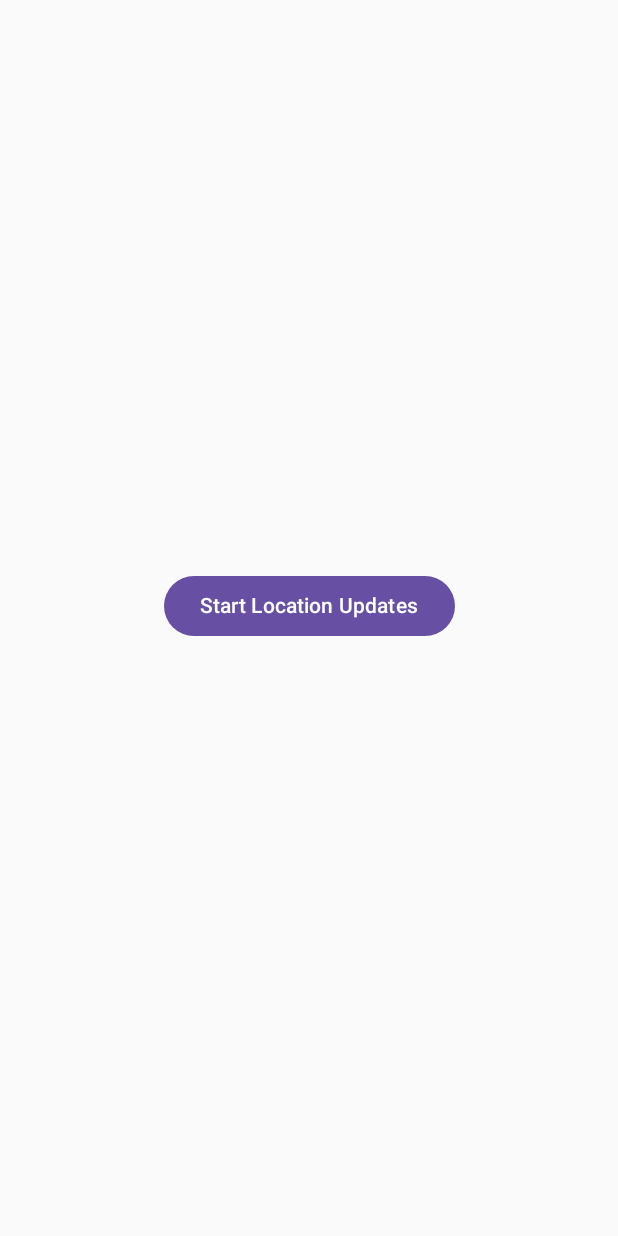
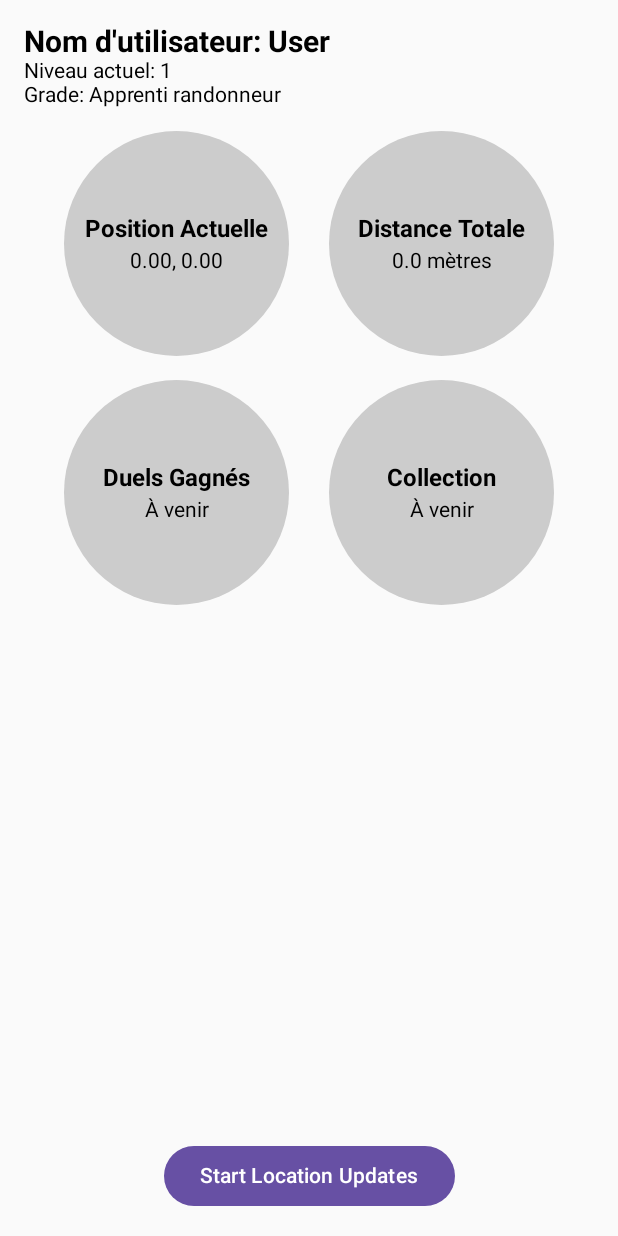
Before and after one commit to mmicastres/sae501-barthes_boulade_desoutter_leliege, an Android app built with Jetpack Compose: the screen it shows after launch (MainActivity), on a phone screen of 412 x 824 dp. Run offline under Robolectric (Android 15) with nearby library versions, the phone set to English and light mode, and no system bars.

Commit message:
Style changé, page statistiques

```diff
--- a/app/build.gradle
+++ b/app/build.gradle
@@ -51,7 +51,7 @@ dependencies {
     implementation 'androidx.core:core-ktx:1.12.0'
     implementation platform('org.jetbrains.kotlin:kotlin-bom:1.8.0')
     implementation 'androidx.lifecycle:lifecycle-runtime-ktx:2.6.2'
-    implementation 'androidx.activity:activity-compose:1.8.1'
+    implementation 'androidx.activity:activity-compose:1.8.2'
     implementation platform('androidx.compose:compose-bom:2022.10.00')
     implementation 'androidx.compose.ui:ui'
     implementation 'androidx.compose.ui:ui-graphics'
--- a/app/src/main/java/com/example/hiker/ui/activities/MainActivity.kt
+++ b/app/src/main/java/com/example/hiker/ui/activities/MainActivity.kt
@@ -3,16 +3,10 @@ package com.example.hiker.ui.activities
 import android.os.Bundle
 import androidx.activity.ComponentActivity
 import androidx.activity.compose.setContent
-import androidx.compose.foundation.layout.*
-import androidx.compose.material3.Button
-import androidx.compose.material3.Text
-import androidx.compose.ui.Alignment
-import androidx.compose.ui.Modifier
-import androidx.compose.ui.unit.dp
 import androidx.lifecycle.lifecycleScope
 import com.example.hiker.services.LocationService
-import com.example.hiker.ui.components.DisplayLocation
 import com.example.hiker.managers.UserLevelManager
+import com.example.hiker.ui.components.StatsPage
 
 class MainActivity : ComponentActivity() {
     private lateinit var locationService: LocationService
@@ -23,22 +17,7 @@ class MainActivity : ComponentActivity() {
         locationService = LocationService(this, lifecycleScope)
 
         setContent {
-            Column(
-                modifier = Modifier
-                    .fillMaxSize()
-                    .padding(16.dp),
-                verticalArrangement = Arrangement.Center,
-                horizontalAlignment = Alignment.CenterHorizontally
-            ) {
-                Button(onClick = { locationService.toggleLocationUpdates() }) {
-                    Text(text = if (locationService.isLocationAvailable()) "Stop Location Updates" else "Start Location Updates")
-                }
-                Spacer(modifier = Modifier.height(16.dp))
-
-                if (locationService.isLocationAvailable()) {
-                    DisplayLocation(locationService, userLevelManager)
-                }
-            }
+            StatsPage(locationService, userLevelManager)
         }
     }
 }
--- a/app/src/main/java/com/example/hiker/ui/components/DisplayLocation.kt
+++ b/app/src/main/java/com/example/hiker/ui/components/DisplayLocation.kt
@@ -1,29 +1,102 @@
     package com.example.hiker.ui.components
 
-    import android.util.Log
+    import androidx.compose.foundation.background
+    import androidx.compose.foundation.layout.Arrangement
+    import androidx.compose.foundation.layout.Box
     import androidx.compose.foundation.layout.Column
+    import androidx.compose.foundation.layout.Row
     import androidx.compose.foundation.layout.Spacer
+    import androidx.compose.foundation.layout.fillMaxSize
+    import androidx.compose.foundation.layout.fillMaxWidth
     import androidx.compose.foundation.layout.height
+    import androidx.compose.foundation.layout.padding
+    import androidx.compose.foundation.layout.size
+    import androidx.compose.foundation.shape.RoundedCornerShape
+    import androidx.compose.material3.Button
     import androidx.compose.material3.Text
     import androidx.compose.ui.Modifier
     import androidx.compose.runtime.Composable
+    import androidx.compose.ui.Alignment
+    import androidx.compose.ui.graphics.Color
     import androidx.compose.ui.unit.dp
     import com.example.hiker.services.LocationService
     import com.example.hiker.managers.UserLevelManager
+    import androidx.compose.ui.text.TextStyle
+    import androidx.compose.ui.text.font.FontWeight
+    import androidx.compose.ui.unit.sp
+
+
+
 
     @Composable
-    fun DisplayLocation(locationService: LocationService, userLevelManager: UserLevelManager) {
-        val lat = locationService.lat
-        val lon = locationService.lon
-        val totalDistance = locationService.totalDistance
+    fun StatsPage(locationService: LocationService, userLevelManager: UserLevelManager) {
+        Column(
+            modifier = Modifier
+                .fillMaxSize()
+                .padding(16.dp),
+            verticalArrangement = Arrangement.SpaceBetween
+        ) {
+            Column(
+                verticalArrangement = Arrangement.Top,
+                horizontalAlignment = Alignment.Start
+            ) {
+                Text(
+                    text = "Nom d'utilisateur: User",
+                    style = TextStyle(fontSize = 20.sp, fontWeight = FontWeight.Bold, color = Color.Black)
+                )
+                DisplayNiveaux(locationService.totalDistance, userLevelManager)
+                Spacer(modifier = Modifier.height(16.dp))
+                GridStatSection(locationService)
+            }
+            Row(
+                modifier = Modifier.fillMaxWidth(),
+                horizontalArrangement = Arrangement.Center
+            ) {
+                UniversalButton(
+                    onClickAction = { locationService.toggleLocationUpdates() },
+                    buttonText = if (locationService.isLocationAvailable()) "Stop Location Updates" else "Start Location Updates"
+                )
+            }
+        }
+    }
 
-        Column {
-            Text(text = "Current Location:")
-            Log.d("LocationService", "New lat: $lat, New lon: $lon")
-            Text(text = "Latitude: ${lat ?: 0.0}, Longitude: ${lon ?: 0.0}")
-            Text(text = "Distance parcourue: $totalDistance mètres")
+
+    @Composable
+    fun GridStatSection(locationService: LocationService) {
+        Column(horizontalAlignment = Alignment.CenterHorizontally) {
+            Row(modifier = Modifier.fillMaxWidth(), horizontalArrangement = Arrangement.SpaceEvenly) {
+                val formattedLat = "%.2f".format(locationService.lat ?: 0.0)
+                val formattedLon = "%.2f".format(locationService.lon ?: 0.0)
+                StatBubble(title = "Position Actuelle", content = "$formattedLat, $formattedLon")
+                StatBubble(title = "Distance Totale", content = "${locationService.totalDistance} mètres")
+            }
             Spacer(modifier = Modifier.height(16.dp))
-            DisplayNiveaux(totalDistance, userLevelManager)
+            Row(modifier = Modifier.fillMaxWidth(), horizontalArrangement = Arrangement.SpaceEvenly) {
+                StatBubble(title = "Duels Gagnés", content = "À venir")
+                StatBubble(title = "Collection", content = "À venir")
+            }
+        }
+    }
+
+    @Composable
+    fun StatBubble(title: String, content: String) {
+        Box(
+            modifier = Modifier
+                .size(width = 150.dp, height = 150.dp)
+                .background(color = Color.LightGray, shape = RoundedCornerShape(75.dp)),
+            contentAlignment = Alignment.Center  // Aligner le contenu au centre
+        ) {
+            Column(
+                horizontalAlignment = Alignment.CenterHorizontally,
+                verticalArrangement = Arrangement.Center
+            ) {
+                Text(
+                    text = title,
+                    style = TextStyle(fontSize = 16.sp, fontWeight = FontWeight.Bold),
+                    modifier = Modifier.padding(bottom = 4.dp)  // Ajuster la marge interne
+                )
+                Text(text = content)
+            }
         }
     }
 
@@ -37,3 +110,10 @@
             Text(text = "Grade: $grade")
         }
     }
+
+    @Composable
+    fun UniversalButton(onClickAction: () -> Unit, buttonText: String) {
+        Button(onClick = onClickAction) {
+            Text(text = buttonText)
+        }
+    }
--- /dev/null
+++ b/app/src/main/java/com/example/hiker/ui/components/DisplayMainPage.kt
@@ -0,0 +1 @@
+package com.example.hiker.ui.components
```
